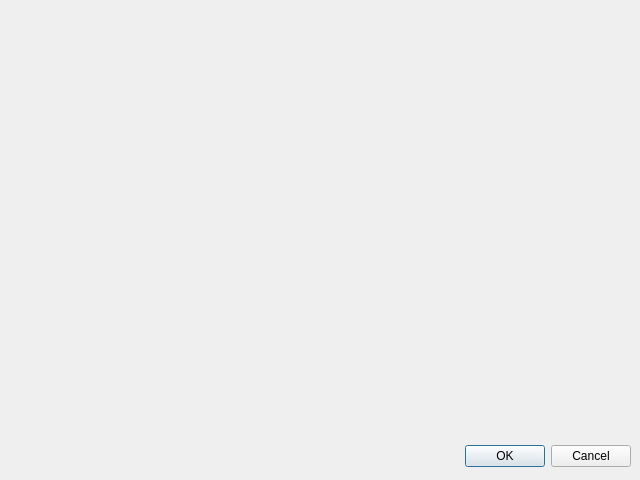
CaSchmidt/HourGlass, file HourGlass/forms/WReport.ui: the form before one commit.
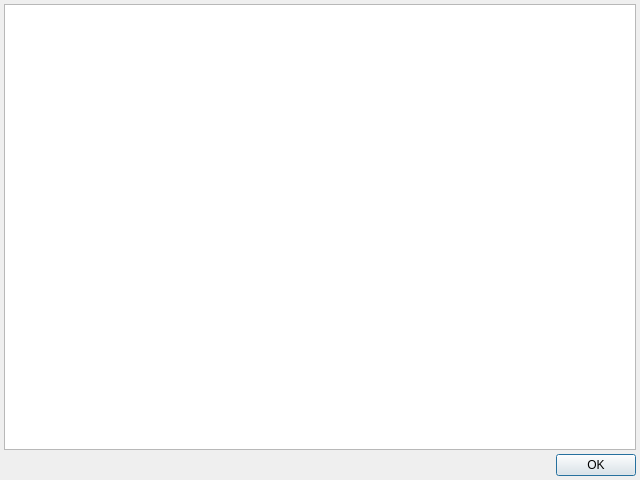
The form after the commit.

Commit message: Implement report generation & display.

The edit to the form file:
```diff
--- a/HourGlass/forms/WReport.ui
+++ b/HourGlass/forms/WReport.ui
@@ -13,22 +13,46 @@
   <property name="windowTitle">
    <string>Dialog</string>
   </property>
-  <widget class="QDialogButtonBox" name="buttonBox">
-   <property name="geometry">
-    <rect>
-     <x>10</x>
-     <y>440</y>
-     <width>621</width>
-     <height>32</height>
-    </rect>
+  <layout class="QVBoxLayout" name="verticalLayout">
+   <property name="spacing">
+    <number>4</number>
    </property>
-   <property name="orientation">
-    <enum>Qt::Horizontal</enum>
+   <property name="leftMargin">
+    <number>4</number>
    </property>
-   <property name="standardButtons">
-    <set>QDialogButtonBox::Cancel|QDialogButtonBox::Ok</set>
+   <property name="topMargin">
+    <number>4</number>
    </property>
-  </widget>
+   <property name="rightMargin">
+    <number>4</number>
+   </property>
+   <property name="bottomMargin">
+    <number>4</number>
+   </property>
+   <item>
+    <widget class="QTableView" name="reportView">
+     <property name="alternatingRowColors">
+      <bool>true</bool>
+     </property>
+     <property name="selectionMode">
+      <enum>QAbstractItemView::SingleSelection</enum>
+     </property>
+     <property name="selectionBehavior">
+      <enum>QAbstractItemView::SelectRows</enum>
+     </property>
+    </widget>
+   </item>
+   <item>
+    <widget class="QDialogButtonBox" name="buttonBox">
+     <property name="orientation">
+      <enum>Qt::Horizontal</enum>
+     </property>
+     <property name="standardButtons">
+      <set>QDialogButtonBox::Ok</set>
+     </property>
+    </widget>
+   </item>
+  </layout>
  </widget>
  <resources/>
  <connections>
```
Left out of the diff: 2 changed lines with no effect on the pictures. The commit also changes 6 other files.
